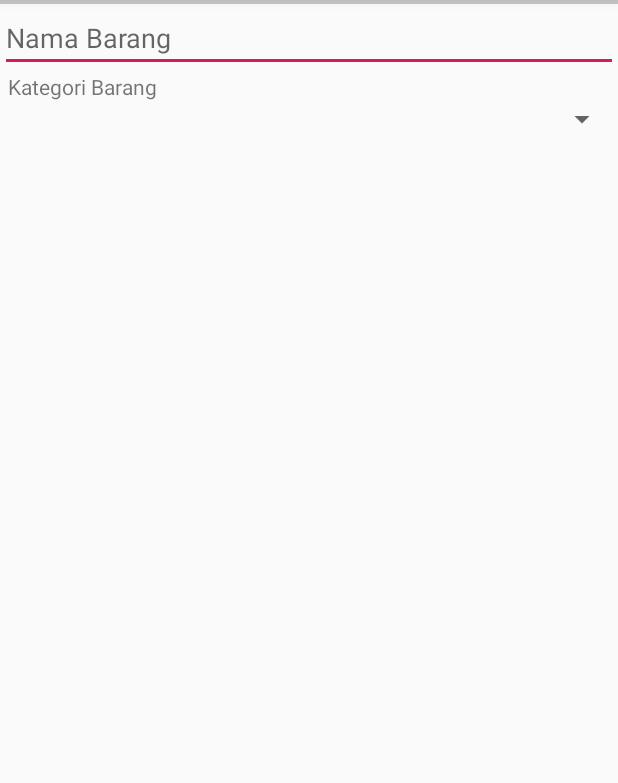
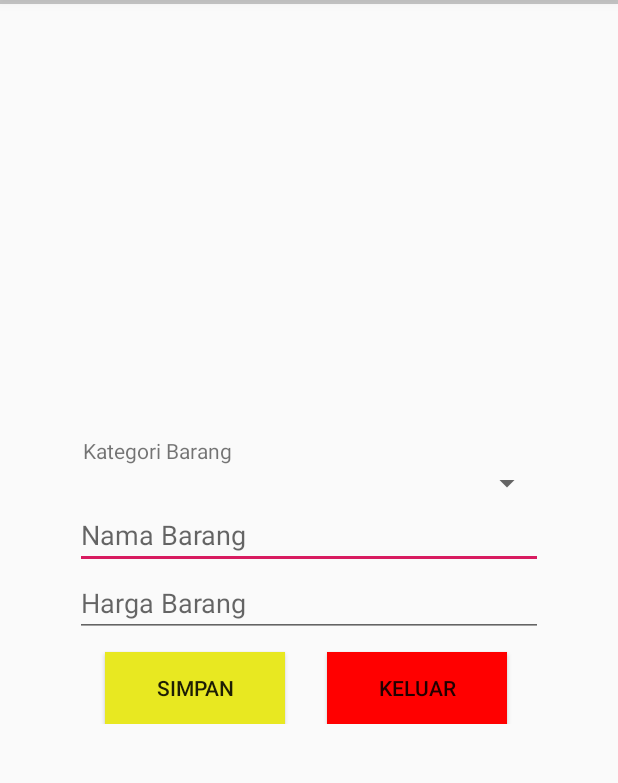
Before and after one commit to aldyarief/Alea, an Android app: the MasterBarang screen opened directly, with no data from a screen before it, on a phone screen of 412 x 824 dp, the part 80-863 px from its top. Run offline under Robolectric (Android 15) with nearby library versions, the phone set to English and light mode, and no system bars; our stand-ins replace Volley; network calls fail; 1 statement that could not run was skipped.

Commit message:
error solve

```diff
--- a/app/src/main/res/layout/activity_master_barang.xml
+++ b/app/src/main/res/layout/activity_master_barang.xml
@@ -5,19 +5,25 @@
     android:layout_height="match_parent"
     tools:context=".MasterBarang">
 
-    <EditText
-        android:id="@+id/ednambar"
-        android:layout_width="match_parent"
+
+    <RelativeLayout
+        android:layout_width="fill_parent"
         android:layout_height="wrap_content"
-        android:hint="Nama Barang"/>
+        android:layout_marginLeft="30dp"
+        android:layout_marginRight="30dp"
+        android:layout_marginTop="70dp"
+        android:background="@android:color/transparent"
+        android:elevation="4dp"
+        android:layout_centerInParent="true"
+        android:orientation="vertical"
+        android:padding="20dp">
 
         <TextView
             android:id="@+id/txgroup"
             android:layout_width="wrap_content"
             android:layout_height="wrap_content"
             android:text="Kategori Barang"
-        android:layout_marginLeft="5dp"
-        android:layout_below="@+id/ednambar"/>
+            android:layout_marginLeft="5dp"/>
 
         <Spinner
             android:id="@+id/Spinner"
@@ -26,4 +32,38 @@
             android:layout_below="@+id/txgroup">
             </Spinner>
 
+        <EditText
+            android:id="@+id/ednambar"
+            android:layout_width="match_parent"
+            android:layout_height="wrap_content"
+            android:hint="Nama Barang"
+            android:layout_below="@id/Spinner"/>
+        <EditText
+            android:id="@+id/edharbar"
+            android:layout_width="match_parent"
+            android:layout_height="wrap_content"
+            android:hint="Harga Barang"
+            android:inputType="numberDecimal"
+            android:layout_below="@id/ednambar"/>
+        <Button
+            android:id="@+id/btnSave"
+            android:layout_width="120dp"
+            android:layout_height="wrap_content"
+            android:text="Simpan"
+            android:layout_marginLeft="20dp"
+            android:layout_marginTop="10dp"
+            android:background="#e8e821"
+            android:layout_below="@+id/edharbar" />
+        <Button
+            android:id="@+id/btnTutup"
+            android:layout_width="120dp"
+            android:layout_height="wrap_content"
+            android:text="Keluar"
+            android:layout_marginLeft="168dp"
+            android:layout_marginTop="10dp"
+            android:layout_marginRight="10dp"
+            android:background="#FF0000"
+            android:layout_below="@+id/edharbar" />
+
     </RelativeLayout>
+</RelativeLayout>
```
Lines whose indentation alone changed are shown as unchanged.
